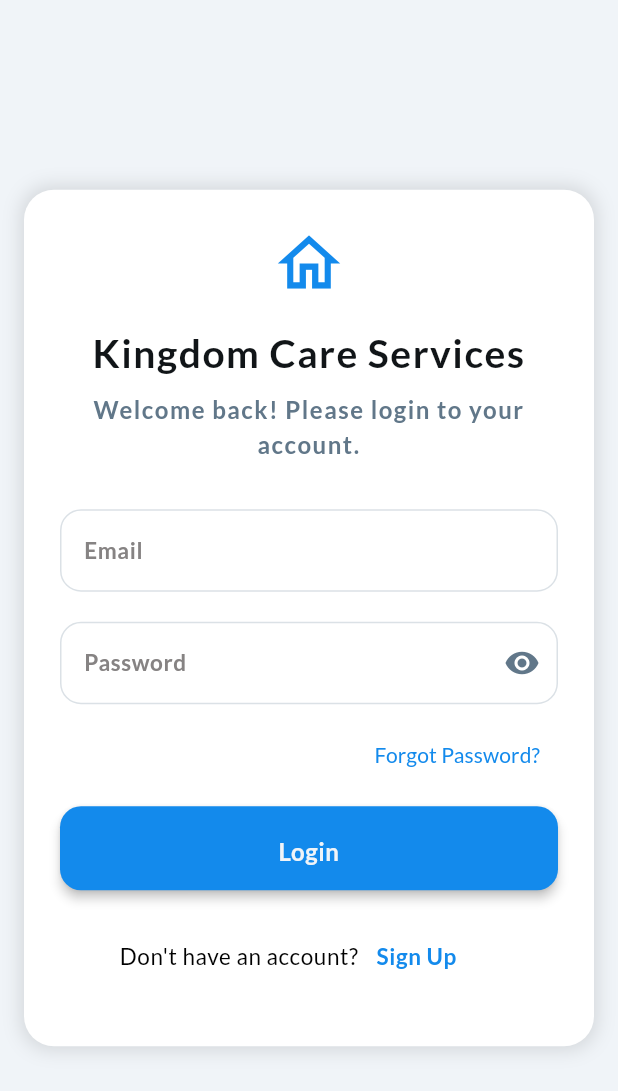
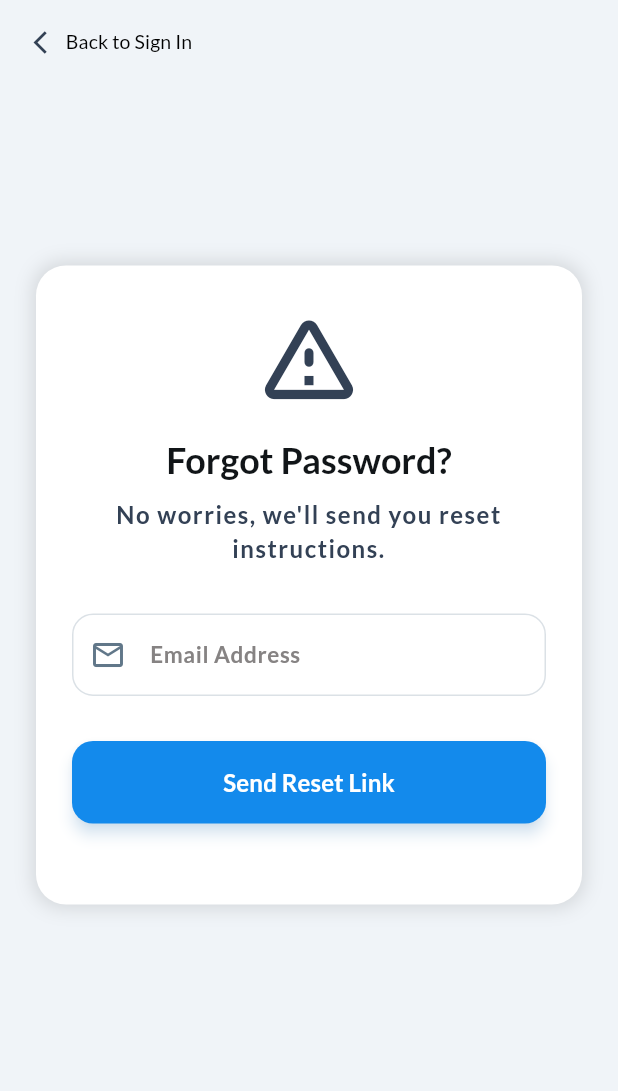
Before and after one commit to Sakhans0010/Kingdom-Care-Services-Apps, a Flutter app: the screen it shows after launch, after a tap on "Forgot Password?", on a phone screen of 412 x 824 dp. Shown: the top 1091 px of the screen. Run offline on Flutter 3.47's test engine with Material 3 defaults, Android fonts, the phone set to English and light mode, and no system bars; our stand-ins replace country_code_picker, dio, flutter_easyloading, flutter_riverpod, flutter_secure_storage, fluttertoast and 1 more; missing offline and left inert: back_button_interceptor.

Commit message:
add forgot password screen

```diff
--- a/lib/constants/constants.dart
+++ b/lib/constants/constants.dart
@@ -26,9 +26,19 @@ class AppColors {
 
   // static const Color primary500 = Color(0xFF138AEC);
   // static const Color neutral100 = Color(0xFFF0F4F8);
+  // static const Color neutral500 = Color(0xFF617789);
+  // static const Color neutral900 = Color(0xFF111518);
+  // static const Color borderColor2 = Color(0xFFDBE1E6);
+
+  static const Color neutral50 = Color(0xFFF8FAFC);
+  static const Color neutral100 = Color(0xFFF1F5F9);
+  static const Color neutral200 = Color(0xFFE2E8F0);
+  static const Color neutral400 = Color(0xFF94A3B8);
   static const Color neutral500 = Color(0xFF617789);
+  static const Color neutral700 = Color(0xFF334155);
   static const Color neutral900 = Color(0xFF111518);
-  // static const Color borderColor2 = Color(0xFFDBE1E6);
+
+  static const Color borderColor2 = Color(0xFFDBE1E6);
 
   // Added from HTML design
   static const Color textColor = Color(0xFF1F2937);
--- /dev/null
+++ b/lib/modules/auth/views/forgot_password_screen.dart
@@ -0,0 +1,136 @@
+import 'package:flutter/material.dart';
+import 'package:kingdom_care_services_app/constants/constants.dart';
+import 'package:kingdom_care_services_app/widgets/custom_text_form_field.dart';
+
+class ForgotPasswordScreen extends StatefulWidget {
+  const ForgotPasswordScreen({super.key});
+
+  @override
+  State<ForgotPasswordScreen> createState() => _ForgotPasswordScreenState();
+}
+
+class _ForgotPasswordScreenState extends State<ForgotPasswordScreen> {
+  final TextEditingController emailController = TextEditingController();
+
+  @override
+  Widget build(BuildContext context) {
+    return Scaffold(
+      backgroundColor: AppColors.background,
+      appBar: AppBar(
+        leadingWidth: 150,
+        leading: // Back button
+        TextButton.icon(
+          onPressed: () => Navigator.pop(context),
+          icon: const Icon(
+            Icons.arrow_back_ios_new,
+            // color: AppColors.neutral700,
+            size: 18,
+          ),
+          label: Text(
+            "Back to Sign In",
+
+            style: Theme.of(context).textTheme.labelLarge!.copyWith(
+              fontWeight: FontWeight.w500,
+              //   color: AppColors.neutral700,
+            ),
+          ),
+          style: TextButton.styleFrom(foregroundColor: AppColors.neutral700),
+        ),
+      ),
+      body: Center(
+        child: SingleChildScrollView(
+          padding: const EdgeInsets.all(24.0),
+          child: Container(
+            constraints: const BoxConstraints(maxWidth: 400),
+            padding: const EdgeInsets.all(24),
+            margin: EdgeInsets.only(bottom: 100),
+            decoration: BoxDecoration(
+              color: AppColors.secondaryBackground,
+              borderRadius: BorderRadius.circular(20),
+              boxShadow: const [
+                BoxShadow(
+                  color: Colors.black12,
+                  blurRadius: 10,
+                  spreadRadius: 2,
+                ),
+              ],
+            ),
+            child: Column(
+              children: [
+                // Lock Icon
+                Icon(
+                  Icons.warning_amber_rounded,
+                  size: 74,
+                  color: AppColors.neutral700,
+                ),
+
+                const SizedBox(height: 16),
+
+                // Title
+                Text(
+                  "Forgot Password?",
+                  style: Theme.of(context).textTheme.headlineSmall?.copyWith(
+                    fontWeight: FontWeight.bold,
+                    color: AppColors.neutral900,
+                  ),
+                  textAlign: TextAlign.center,
+                ),
+
+                const SizedBox(height: 8),
+
+                Text(
+                  "No worries, we'll send you reset instructions.",
+                  style: Theme.of(
+                    context,
+                  ).textTheme.bodyMedium?.copyWith(color: AppColors.neutral700),
+                  textAlign: TextAlign.center,
+                ),
+
+                const SizedBox(height: 32),
+
+                // Email TextField
+                CustomTextField(
+                  controller: emailController,
+                  keyBoardType: TextInputType.emailAddress,
+                  hint: "Enter your email",
+                  label: "Email Address",
+                  prefixIcon: Icons.mail_outline,
+                ),
+
+                const SizedBox(height: 20),
+
+                // Submit Button
+                SizedBox(
+                  width: double.infinity,
+                  child: ElevatedButton(
+                    style: ElevatedButton.styleFrom(
+                      backgroundColor: AppColors.primaryColor,
+                      foregroundColor: Colors.white,
+                      padding: const EdgeInsets.symmetric(vertical: 16),
+                      shape: RoundedRectangleBorder(
+                        borderRadius: BorderRadius.circular(14),
+                      ),
+                      elevation: 4,
+                      shadowColor: AppColors.primaryColor.withOpacity(0.3),
+                    ),
+                    onPressed: () {
+                      // TODO: Send reset link
+                    },
+                    child: const Text(
+                      "Send Reset Link",
+                      style: TextStyle(
+                        fontWeight: FontWeight.w600,
+                        fontSize: 16,
+                      ),
+                    ),
+                  ),
+                ),
+                SizedBox(height: 30),
+              ],
+            ),
+          ),
+        ),
+      ),
+    );
+  }
+}
--- a/lib/modules/auth/widgets/login_form.dart
+++ b/lib/modules/auth/widgets/login_form.dart
@@ -114,7 +114,7 @@ class _LoginFormState extends ConsumerState<LoginForm> {
                 controller: passwordController,
                 keyBoardType: TextInputType.visiblePassword,
                 label: "Password",
-                obscureText: isVisible,
+                obscureText: !isVisible,
                 isVisible: isVisible,
 
                 onSuffixTapped: () {
@@ -136,14 +136,21 @@ class _LoginFormState extends ConsumerState<LoginForm> {
           Align(
             alignment: Alignment.centerRight,
             child: TextButton(
-              onPressed: () {},
-              child: const Text(
+              onPressed: () {
+                Navigator.pushNamed(context, Routes.forgotPassword);
+              },
+              child: Text(
                 "Forgot Password?",
-                style: TextStyle(
-                  fontSize: 14,
+                style: Theme.of(context).textTheme.bodySmall!.copyWith(
                   fontWeight: FontWeight.w500,
                   color: AppColors.primaryColor,
                 ),
+
+                // TextStyle(
+                //   fontSize: 14,
+                //   fontWeight: FontWeight.w500,
+                //   color: AppColors.primaryColor,
+                // ),
               ),
             ),
           ),
--- a/lib/modules/auth/widgets/signup_form.dart
+++ b/lib/modules/auth/widgets/signup_form.dart
@@ -331,7 +331,7 @@ class _SignupFormState extends ConsumerState<SignupForm> {
                     label: "Password",
                     prefixIcon: Icons.lock_outline,
 
-                    obscureText: isVisible,
+                    obscureText: !isVisible,
                     isVisible: isVisible,
                     onSuffixTapped: () {
                       setState(() {
@@ -356,7 +356,7 @@ class _SignupFormState extends ConsumerState<SignupForm> {
                     label: "Confirm Password",
                     prefixIcon: Icons.lock_outline,
 
-                    obscureText: isVisible,
+                    obscureText: !isVisible,
                     isVisible: isVisible,
                     onSuffixTapped: () {
                       setState(() {
--- a/lib/routes/routes.dart
+++ b/lib/routes/routes.dart
@@ -1,5 +1,6 @@
 import 'package:flutter/material.dart';
 import 'package:kingdom_care_services_app/models/shift.dart';
+import 'package:kingdom_care_services_app/modules/auth/views/forgot_password_screen.dart';
 import 'package:kingdom_care_services_app/modules/auth/views/login_screen.dart';
 import 'package:kingdom_care_services_app/modules/auth/views/signup_screen.dart';
 import 'package:kingdom_care_services_app/modules/availability_scheduler/views/availability_scheduler.dart';
@@ -20,6 +21,7 @@ class Routes {
   static const String availabilityScheduler = "availabilityScheduler";
   static const String shiftDetailsScreen = "shiftDetailsScreen";
   static const String mapDetailsScreen = "mapDetailsScreen";
+  static const String forgotPassword = "forgotPassword";
 
   static Route<dynamic> generateRoute(RouteSettings settings) {
     final args = settings.arguments;
@@ -28,6 +30,8 @@ class Routes {
         return MaterialPageRoute(builder: (_) => LoginScreen());
       case signup:
         return MaterialPageRoute(builder: (_) => SignupScreen());
+      case forgotPassword:
+        return MaterialPageRoute(builder: (_) => ForgotPasswordScreen());
       case mainScreen:
         return MaterialPageRoute(builder: (_) => MainScreen());
       case home:
```
